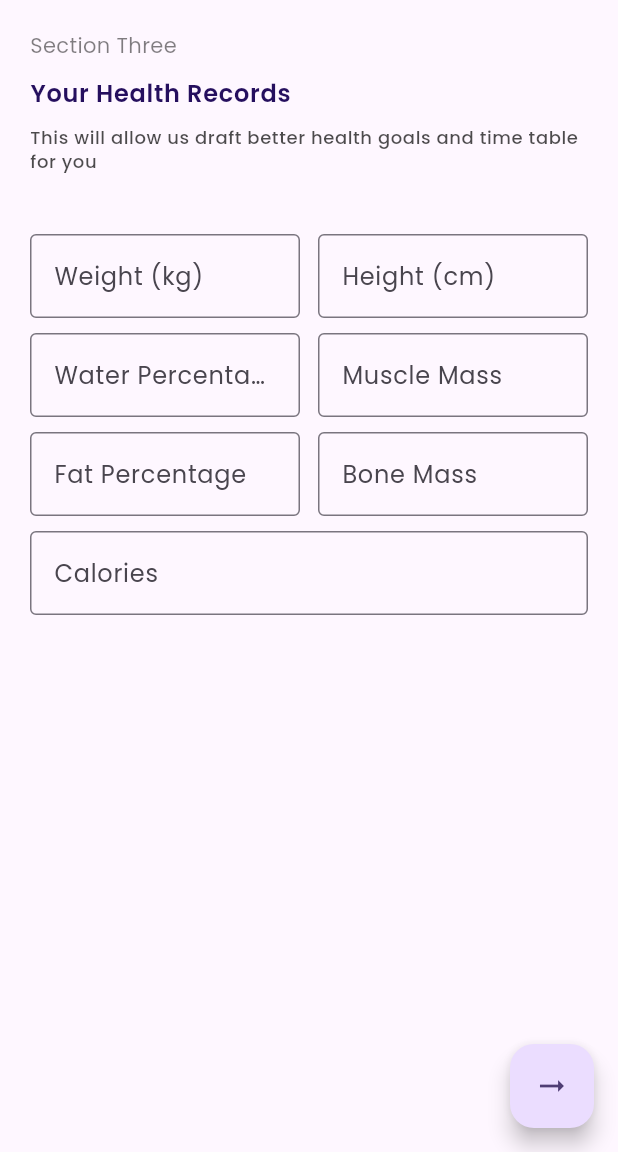
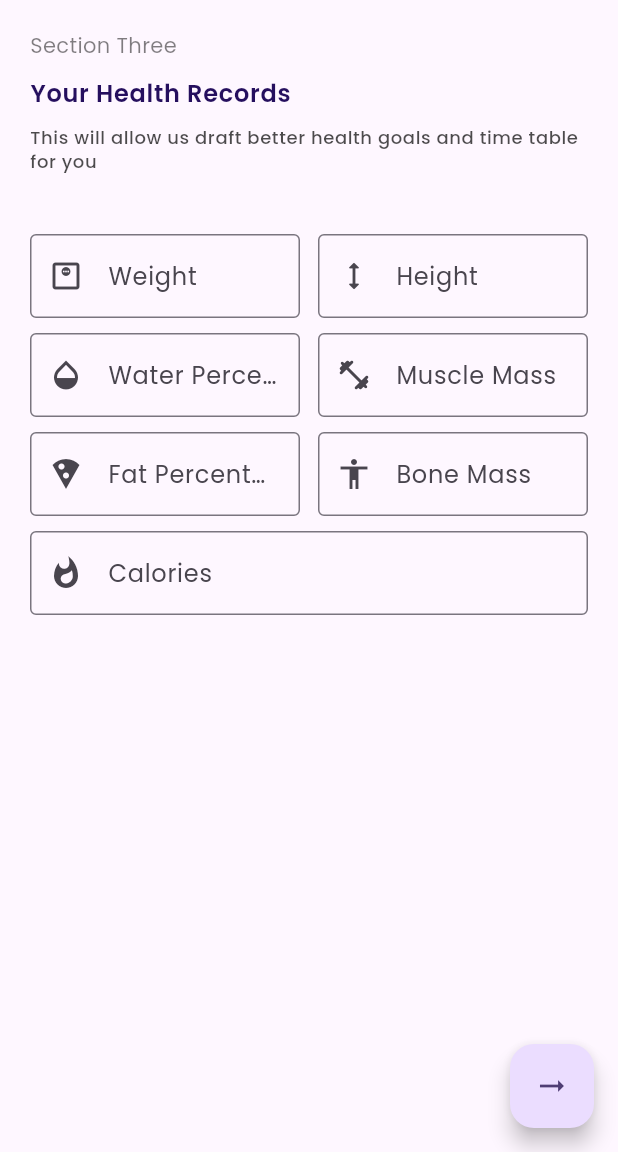
Before and after one commit to ChandanKhamitkar/trinetra_vallabh, a Flutter app: the Healthrecords screen opened directly, on a phone screen of 412 x 824 dp, the part 84-1236 px from its top. Run offline on Flutter 3.47's test engine with Material 3 defaults, Android fonts, the light colour scheme and no system bars; our stand-ins replace cloud_firestore, cloud_functions, firebase_auth, firebase_core, flutter_svg, google_fonts and 2 more; missing offline and left inert: super_bullet_list; accounts and stored records are empty.

Commit message:
Added Suffix (inputs units) + icons to text field for better ui
Signed-off-by: unknown <khamitkarsaichandan1035@gmail.com>

```diff
--- a/lib/UI/screens/details/healthrecords.dart
+++ b/lib/UI/screens/details/healthrecords.dart
@@ -129,7 +129,9 @@ class _HealthrecordsState extends State<Healthrecords> {
                               keyboardType: TextInputType.text,
                               decoration: InputDecoration(
                                 border: OutlineInputBorder(),
-                                labelText: 'Weight (kg)',
+                                labelText: 'Weight',
+                                suffixText: 'kg',
+                                prefixIcon: Icon(Icons.monitor_weight_outlined),
                               ),
                               controller: weightController),
                         ),
@@ -141,7 +143,8 @@ class _HealthrecordsState extends State<Healthrecords> {
                             keyboardType: TextInputType.number,
                             decoration: InputDecoration(
                               border: OutlineInputBorder(),
-                              labelText: 'Height (cm)',
+                              labelText: 'Height ',
+                              suffixText: 'cm',prefixIcon: Icon(Icons.height_rounded),
                             ),
                             controller: heightController,
                           ),
@@ -157,6 +160,8 @@ class _HealthrecordsState extends State<Healthrecords> {
                             decoration: InputDecoration(
                               border: OutlineInputBorder(),
                               labelText: 'Water Percentage',
+                              suffixText: '%',
+                              prefixIcon: Icon(Icons.opacity),
                             ),
                             controller: waterPercentController,
                           ),
@@ -168,6 +173,8 @@ class _HealthrecordsState extends State<Healthrecords> {
                           decoration: InputDecoration(
                             border: OutlineInputBorder(),
                             labelText: 'Muscle Mass',
+                            suffixText: 'kg',
+                            prefixIcon: Icon(Icons.fitness_center_rounded),
                           ),
                           controller: muscleMassController,
                         ))
@@ -182,6 +189,7 @@ class _HealthrecordsState extends State<Healthrecords> {
                           decoration: InputDecoration(
                             border: OutlineInputBorder(),
                             labelText: 'Fat Percentage',
+                            suffixText: '%',prefixIcon: Icon(Icons.local_pizza),
                           ),
                           controller: fatPercentController,
                         )),
@@ -192,6 +200,8 @@ class _HealthrecordsState extends State<Healthrecords> {
                             decoration: InputDecoration(
                               border: OutlineInputBorder(),
                               labelText: 'Bone Mass',
+                              suffixText: 'g/cm²',
+                              prefixIcon: Icon(Icons.accessibility),
                             ),
                             controller: boneMassController,
                           ),
@@ -207,6 +217,7 @@ class _HealthrecordsState extends State<Healthrecords> {
                             decoration: InputDecoration(
                               border: OutlineInputBorder(),
                               labelText: 'Calories',
+                              suffixText: 'kcal',prefixIcon: Icon(Icons.whatshot),
                             ),
                             controller: caloriesController,
                           ),
```
